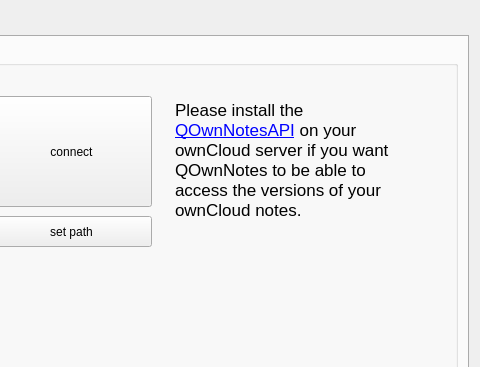
The window that src/settingsdialog.ui (pbek/QOwnNotes) describes before a commit, drawn with Qt 5; both pictures show x 681 to 1161 and y 0 to 367 of the 1161 by 696 pixel window.
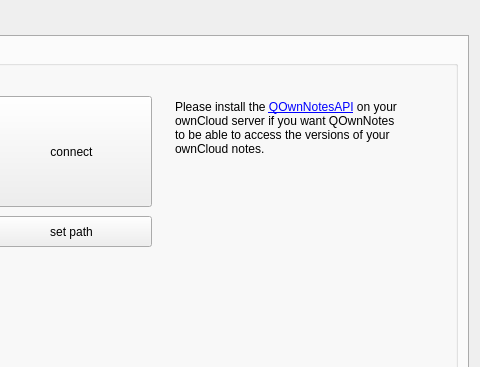
The same window after the commit. Icons and pictures are not drawn.

The edit to the form file:
```diff
--- a/src/settingsdialog.ui
+++ b/src/settingsdialog.ui
@@ -211,21 +211,22 @@
               <x>830</x>
               <y>50</y>
               <width>231</width>
-              <height>171</height>
+              <height>211</height>
              </rect>
             </property>
             <property name="styleSheet">
              <string notr="true">* {
 	background-color: transparent;
 	border: none;
+	font-size: 9pt;
 }</string>
             </property>
             <property name="html">
              <string>&lt;!DOCTYPE HTML PUBLIC &quot;-//W3C//DTD HTML 4.0//EN&quot; &quot;http://www.w3.org/TR/REC-html40/strict.dtd&quot;&gt;
 &lt;html&gt;&lt;head&gt;&lt;meta name=&quot;qrichtext&quot; content=&quot;1&quot; /&gt;&lt;style type=&quot;text/css&quot;&gt;
 p, li { white-space: pre-wrap; }
-&lt;/style&gt;&lt;/head&gt;&lt;body style=&quot; font-family:'.Helvetica Neue DeskInterface'; font-size:13pt; font-weight:400; font-style:normal;&quot;&gt;
-&lt;p style=&quot; margin-top:0px; margin-bottom:0px; margin-left:0px; margin-right:0px; -qt-block-indent:0; text-indent:0px;&quot;&gt;&lt;span style=&quot; font-family:'Sans Serif';&quot;&gt;Please install the &lt;/span&gt;&lt;a href=&quot;https://apps.owncloud.com/content/show.php?content=173817&quot;&gt;&lt;span style=&quot; font-family:'Sans Serif'; text-decoration: underline; color:#0000ff;&quot;&gt;QOwnNotesAPI&lt;/span&gt;&lt;/a&gt;&lt;span style=&quot; font-family:'Sans Serif';&quot;&gt; on your ownCloud server if you want QOwnNotes to be able to access the versions of your ownCloud notes.&lt;/span&gt;&lt;/p&gt;&lt;/body&gt;&lt;/html&gt;</string>
+&lt;/style&gt;&lt;/head&gt;&lt;body style=&quot; font-family:'Sans Serif'; font-size:9pt; font-weight:400; font-style:normal;&quot;&gt;
+&lt;p style=&quot; margin-top:12px; margin-bottom:12px; margin-left:0px; margin-right:0px; -qt-block-indent:0; text-indent:0px;&quot;&gt;Please install the &lt;a href=&quot;https://apps.owncloud.com/content/show.php?content=173817&quot;&gt;&lt;span style=&quot; text-decoration: underline; color:#0000ff;&quot;&gt;QOwnNotesAPI&lt;/span&gt;&lt;/a&gt; on your ownCloud server if you want QOwnNotes to be able to access the versions of your ownCloud notes.&lt;/p&gt;&lt;/body&gt;&lt;/html&gt;</string>
             </property>
             <property name="openExternalLinks">
              <bool>true</bool>
```
Left out of the diff: 2 changed lines with no effect on the pictures.
